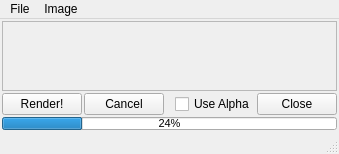
Before: the Qt Designer form src/gui/windowbase.ui in YafaRay/libYafaRay, drawn with Qt 5.
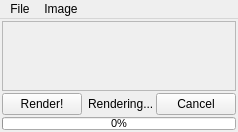
After: the same form once the commit is applied.

Diff of the .ui file:
```diff
--- a/src/gui/windowbase.ui
+++ b/src/gui/windowbase.ui
@@ -6,8 +6,8 @@
    <rect>
     <x>0</x>
     <y>0</y>
-    <width>238</width>
-    <height>152</height>
+    <width>183</width>
+    <height>130</height>
    </rect>
   </property>
   <property name="windowTitle">
@@ -24,7 +24,7 @@
     <property name="spacing">
      <number>2</number>
     </property>
-    <item row="0" column="0" colspan="5">
+    <item row="0" column="0" colspan="3">
      <widget class="QScrollArea" name="renderArea">
       <property name="verticalScrollBarPolicy">
        <enum>Qt::ScrollBarAsNeeded</enum>
@@ -43,7 +43,7 @@
         <rect>
          <x>0</x>
          <y>0</y>
-         <width>232</width>
+         <width>177</width>
          <height>57</height>
         </rect>
        </property>
@@ -57,31 +57,7 @@
       </property>
      </widget>
     </item>
-    <item row="1" column="1">
-     <widget class="QPushButton" name="cancelButton">
-      <property name="text">
-       <string>Cancel</string>
-      </property>
-     </widget>
-    </item>
-    <item row="1" column="3">
-     <widget class="QCheckBox" name="alphaCheck">
-      <property name="text">
-       <string>Use Alpha</string>
-      </property>
-      <property name="checked">
-       <bool>false</bool>
-      </property>
-     </widget>
-    </item>
-    <item row="1" column="4">
-     <widget class="QPushButton" name="quitButton">
-      <property name="text">
-       <string>Close</string>
-      </property>
-     </widget>
-    </item>
-    <item row="3" column="0" colspan="5">
+    <item row="3" column="0" colspan="3">
      <widget class="QProgressBar" name="progressbar">
       <property name="sizePolicy">
        <sizepolicy hsizetype="MinimumExpanding" vsizetype="Fixed">
@@ -107,7 +83,7 @@
        </font>
       </property>
       <property name="value">
-       <number>24</number>
+       <number>0</number>
       </property>
       <property name="alignment">
        <set>Qt::AlignCenter</set>
@@ -120,7 +96,7 @@
       </property>
      </widget>
     </item>
-    <item row="1" column="2">
+    <item row="1" column="1">
      <widget class="QLabel" name="yafLabel">
       <property name="sizePolicy">
        <sizepolicy hsizetype="Expanding" vsizetype="Preferred">
@@ -129,7 +105,23 @@
        </sizepolicy>
       </property>
       <property name="text">
-       <string/>
+       <string>Rendering...</string>
+      </property>
+      <property name="margin">
+       <number>0</number>
+      </property>
+      <property name="indent">
+       <number>4</number>
+      </property>
+      <property name="textInteractionFlags">
+       <set>Qt::NoTextInteraction</set>
+      </property>
+     </widget>
+    </item>
+    <item row="1" column="2">
+     <widget class="QPushButton" name="cancelButton">
+      <property name="text">
+       <string>Cancel</string>
       </property>
      </widget>
     </item>
@@ -140,7 +132,7 @@
     <rect>
      <x>0</x>
      <y>0</y>
-     <width>238</width>
+     <width>183</width>
      <height>25</height>
     </rect>
    </property>
@@ -164,7 +156,6 @@
    <addaction name="menuFile"/>
    <addaction name="menuImage"/>
   </widget>
-  <widget class="QStatusBar" name="statusbar"/>
   <action name="actionOpen">
    <property name="text">
     <string>Open</string>
```
Left out of the diff: 12 changed lines with no effect on the pictures.
